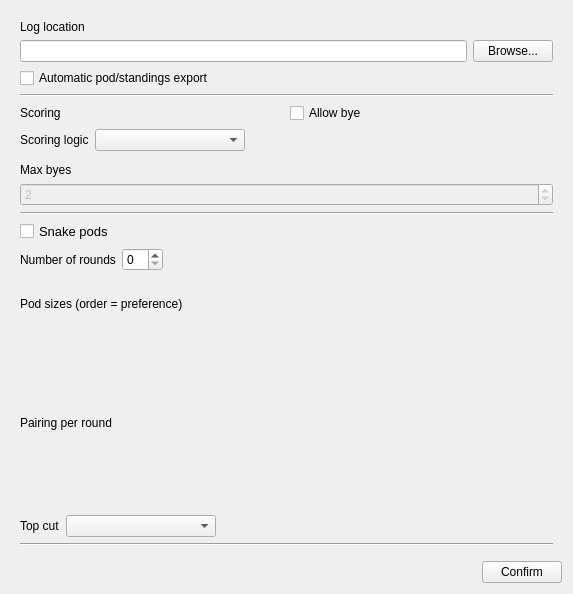
Before: the Qt Designer form ui/TournamentConfigDialog.ui in eVen-gits/EDH_matchmaker, drawn with Qt 5.
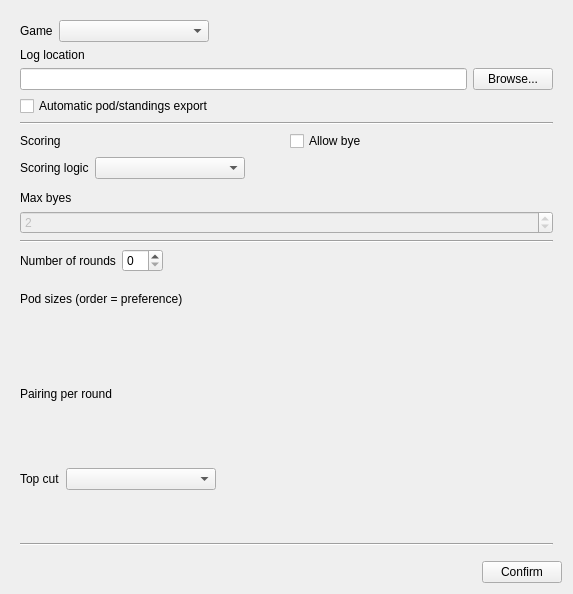
After: the same form once the commit is applied.

Commit message: Add MTG 1v1 GUI support: ruleset selector, score entry, error handling

```diff
--- a/ui/TournamentConfigDialog.ui
+++ b/ui/TournamentConfigDialog.ui
@@ -41,6 +41,40 @@
       <layout class="QVBoxLayout" name="scrollContentLayout">
        <item>
         <layout class="QVBoxLayout" name="verticalLayout">
+     <item>
+      <layout class="QHBoxLayout" name="horizontalLayout_10">
+       <item>
+        <widget class="QLabel" name="label_game">
+         <property name="text">
+          <string>Game</string>
+         </property>
+        </widget>
+       </item>
+       <item>
+        <widget class="QComboBox" name="cb_ruleset">
+         <property name="minimumSize">
+          <size>
+           <width>150</width>
+           <height>0</height>
+          </size>
+         </property>
+        </widget>
+       </item>
+       <item>
+        <spacer name="horizontalSpacer_5">
+         <property name="orientation">
+          <enum>Qt::Orientation::Horizontal</enum>
+         </property>
+         <property name="sizeHint" stdset="0">
+          <size>
+           <width>40</width>
+           <height>20</height>
+          </size>
+         </property>
+        </spacer>
+       </item>
+      </layout>
+     </item>
      <item>
       <widget class="QLabel" name="label_8">
        <property name="text">
@@ -187,18 +221,6 @@
      </property>
     </widget>
    </item>
-   <item>
-    <widget class="QCheckBox" name="cb_snakePods">
-     <property name="font">
-      <font>
-       <pointsize>10</pointsize>
-      </font>
-     </property>
-     <property name="text">
-      <string notr="true">Snake pods</string>
-     </property>
-    </widget>
-   </item>
    <item>
     <layout class="QHBoxLayout" name="horizontalLayout_6">
      <item>
@@ -317,6 +339,24 @@
      </item>
     </layout>
    </item>
+   <item>
+    <widget class="QWidget" name="w_playoff_rounds" native="true">
+     <layout class="QVBoxLayout" name="playoffRoundsLayout">
+      <property name="leftMargin">
+       <number>0</number>
+      </property>
+      <property name="topMargin">
+       <number>0</number>
+      </property>
+      <property name="rightMargin">
+       <number>0</number>
+      </property>
+      <property name="bottomMargin">
+       <number>0</number>
+      </property>
+     </layout>
+    </widget>
+   </item>
    <item>
     <widget class="Line" name="line_3">
      <property name="orientation">
```
The commit also changes 18 other files.
